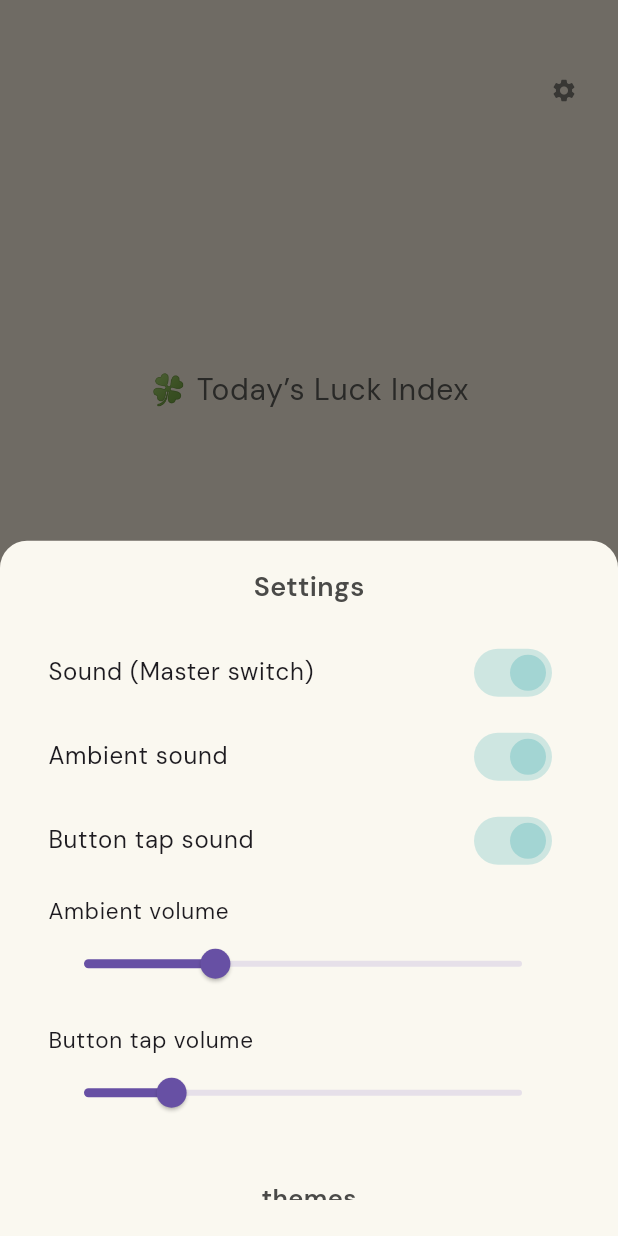
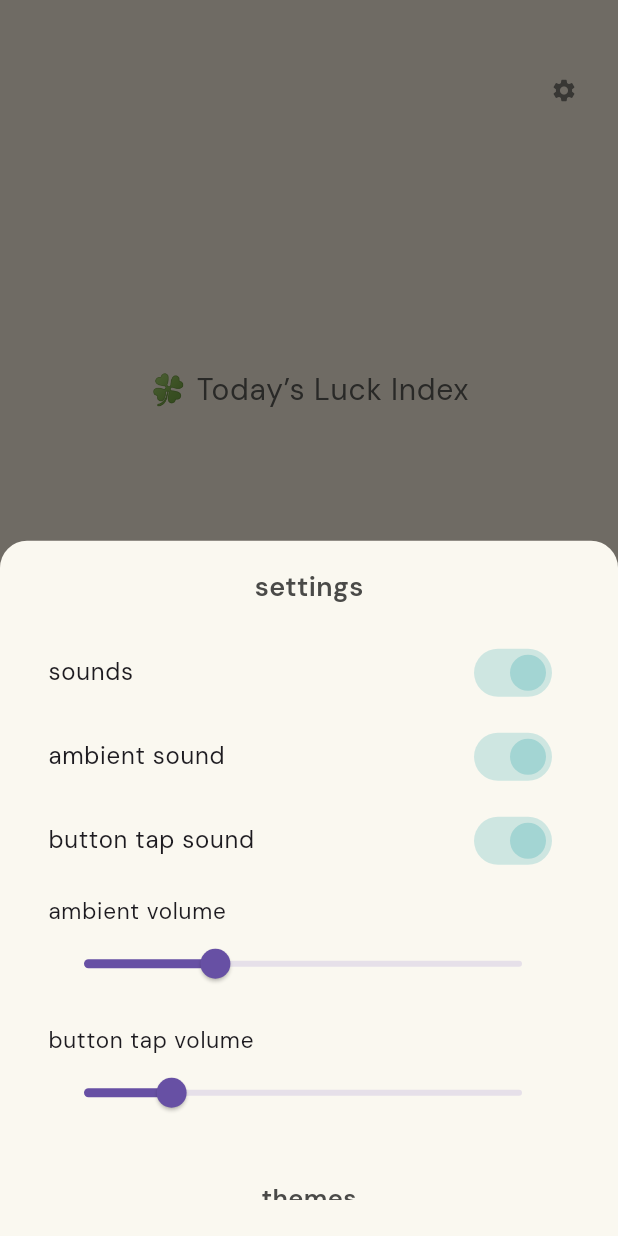
Before and after one commit to monkeemagic/daily-luck-ritual, a Flutter app: the screen it shows after launch, after a tap on the "settings" icon, on a phone screen of 412 x 824 dp. Run offline on Flutter 3.47's test engine with Material 3 defaults, Android fonts, the light colour scheme and no system bars; our stand-ins replace google_fonts, google_mobile_ads, in_app_purchase, just_audio, shared_preferences.

Commit message:
semantics in settings

```diff
--- a/lib/main.dart
+++ b/lib/main.dart
@@ -115,7 +115,7 @@ class _AtmosphereScreenState extends State<AtmosphereScreen>
           mainAxisSize: MainAxisSize.min,
           children: [
             Text(
-              'Settings',
+              'settings',
               style: TextStyle(
                 fontSize: 18,
                 fontWeight: FontWeight.w600,
@@ -130,7 +130,7 @@ class _AtmosphereScreenState extends State<AtmosphereScreen>
                   children: [
                     SwitchListTile(
                       value: _soundMasterEnabled,
-                      title: const Text('Sound (Master switch)', style: TextStyle(fontSize: 16)),
+                      title: const Text('sounds', style: TextStyle(fontSize: 16)),
                       activeColor: palette['primaryButton'] ?? const Color(0xFFA3D5D3),
                       onChanged: (val) {
                         setState(() {
@@ -146,7 +146,7 @@ class _AtmosphereScreenState extends State<AtmosphereScreen>
                     ),
                     SwitchListTile(
                       value: _ambienceEnabled,
-                      title: const Text('Ambient sound', style: TextStyle(fontSize: 16)),
+                      title: const Text('ambient sound', style: TextStyle(fontSize: 16)),
                       activeColor: palette['primaryButton'] ?? const Color(0xFFA3D5D3),
                       onChanged: _soundMasterEnabled
                           ? (val) {
@@ -164,7 +164,7 @@ class _AtmosphereScreenState extends State<AtmosphereScreen>
                     ),
                     SwitchListTile(
                       value: _sfxEnabled,
-                      title: const Text('Button tap sound', style: TextStyle(fontSize: 16)),
+                      title: const Text('button tap sound', style: TextStyle(fontSize: 16)),
                       activeColor: palette['primaryButton'] ?? const Color(0xFFA3D5D3),
                       onChanged: _soundMasterEnabled
                           ? (val) {
@@ -176,7 +176,7 @@ class _AtmosphereScreenState extends State<AtmosphereScreen>
                           : null,
                     ),
                     ListTile(
-                      title: const Text('Ambient volume', style: TextStyle(fontSize: 15)),
+                      title: const Text('ambient volume', style: TextStyle(fontSize: 15)),
                       subtitle: Slider(
                         value: _ambienceVolume,
                         min: 0,
@@ -200,7 +200,7 @@ class _AtmosphereScreenState extends State<AtmosphereScreen>
                       ),
                     ),
                     ListTile(
-                      title: const Text('Button tap volume', style: TextStyle(fontSize: 15)),
+                      title: const Text('button tap volume', style: TextStyle(fontSize: 15)),
                       subtitle: Slider(
                         value: _sfxVolume,
                         min: 0,
```
